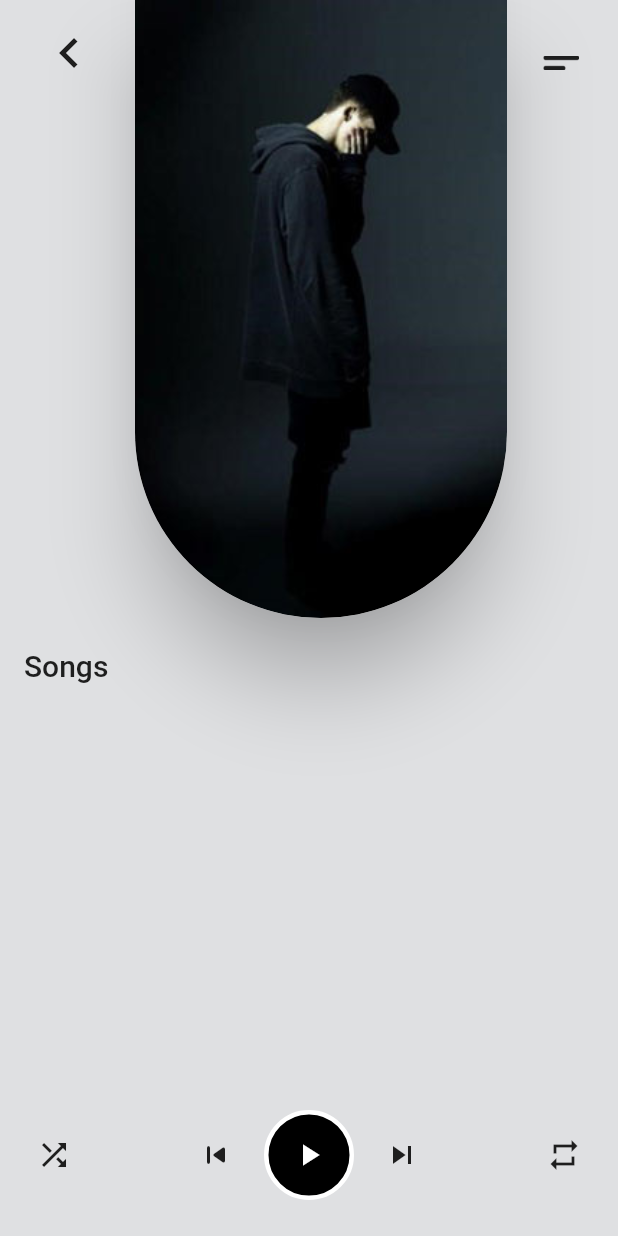
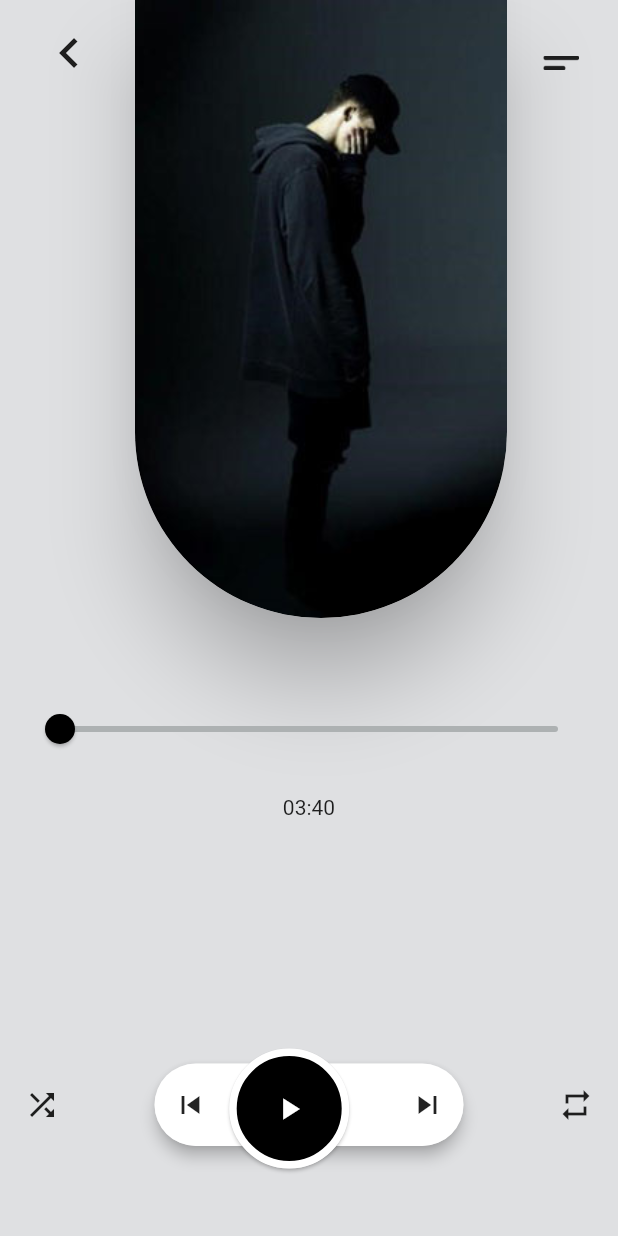
Before and after one commit to usmanabdulmajid/52wFlutterUI, a Flutter app: the screen it shows after launch, on a phone screen of 412 x 824 dp. Run offline on Flutter 3.47's test engine with Material 2 defaults, Android fonts, the phone set to English and light mode, and no system bars; our stand-ins replace bloc, equatable, flutter_bloc, on_audio_query.

Commit message:
add songPlayingScreen

```diff
--- a/simple_music_app/lib/main.dart
+++ b/simple_music_app/lib/main.dart
@@ -3,6 +3,7 @@ import 'package:flutter/services.dart';
 import 'package:flutter_bloc/flutter_bloc.dart';
 import 'package:on_audio_query/on_audio_query.dart';
 import 'package:simple_music_app/cubit/song_cubit.dart';
+import 'package:simple_music_app/presentation/screen/song_playing_screen.dart';
 import 'package:simple_music_app/repository/song_repo.dart';
 
 import 'presentation/screen/home_screen.dart';
@@ -33,7 +34,7 @@ class MyApp extends StatelessWidget {
         theme: ThemeData(
           primarySwatch: Colors.blue,
         ),
-        home: const HomeScreen(),
+        home: const SongPlayingScreen(),
         builder: (context, child) {
           return AnnotatedRegion(
             child: child!,
--- a/simple_music_app/lib/presentation/screen/home_screen.dart
+++ b/simple_music_app/lib/presentation/screen/home_screen.dart
@@ -123,7 +123,7 @@ class _HomeScreenState extends State<HomeScreen> {
               const Icon(Icons.shuffle),
               Row(
                 children: [
-                  const Icon(Icons.skip_previous_rounded),
+                  const Icon(Icons.skip_previous),
                   const SizedBox(width: 20),
                   GestureDetector(
                     onTap: () {
--- /dev/null
+++ b/simple_music_app/lib/presentation/screen/song_playing_screen.dart
@@ -0,0 +1,164 @@
+import 'package:flutter/material.dart';
+import 'package:simple_music_app/presentation/widgets/custom_song_slider.dart';
+import 'package:simple_music_app/utils/helper_extension.dart';
+
+class SongPlayingScreen extends StatefulWidget {
+  const SongPlayingScreen({Key? key}) : super(key: key);
+
+  @override
+  State<SongPlayingScreen> createState() => _SongPlayingScreenState();
+}
+
+class _SongPlayingScreenState extends State<SongPlayingScreen> {
+  bool _isPlaying = false;
+  double _sliderValue = 0.0;
+  @override
+  Widget build(BuildContext context) {
+    return SafeArea(
+      child: Scaffold(
+        backgroundColor: const Color(0XFFDFE0E2),
+        body: Container(
+          width: context.width,
+          height: context.height,
+          padding: const EdgeInsets.symmetric(horizontal: 16.0),
+          child: Column(
+            children: [
+              Row(
+                crossAxisAlignment: CrossAxisAlignment.start,
+                mainAxisAlignment: MainAxisAlignment.spaceBetween,
+                children: [
+                  const Padding(
+                    padding: EdgeInsets.only(left: 10.0, top: 15),
+                    child: Icon(
+                      Icons.chevron_left,
+                      size: 40,
+                    ),
+                  ),
+                  Expanded(
+                    child: Padding(
+                      padding: const EdgeInsets.symmetric(horizontal: 24),
+                      child: PhysicalModel(
+                        color: Colors.white,
+                        elevation: 24.0,
+                        borderRadius: const BorderRadius.only(
+                          bottomLeft: Radius.circular(200),
+                          bottomRight: Radius.circular(200),
+                        ),
+                        child: Container(
+                          width: context.width,
+                          height: context.height * .5,
+                          decoration: const BoxDecoration(
+                            color: Colors.white,
+                            borderRadius: BorderRadius.only(
+                              bottomLeft: Radius.circular(200),
+                              bottomRight: Radius.circular(200),
+                            ),
+                            image: DecorationImage(
+                                image: AssetImage('assets/images/NF.jpg'),
+                                fit: BoxFit.cover),
+                          ),
+                        ),
+                      ),
+                    ),
+                  ),
+                  const Padding(
+                    padding: EdgeInsets.only(right: 10.0, top: 30),
+                    child: ImageIcon(
+                      AssetImage('assets/images/menu .png'),
+                    ),
+                  ),
+                ],
+              ),
+              const SizedBox(height: 50),
+              //const CustomSongSlider(),
+              Slider(
+                activeColor: Colors.black,
+                inactiveColor: const Color(0XFFADB1B2),
+                value: _sliderValue,
+                onChanged: (value) {
+                  setState(() {
+                    _sliderValue = value;
+                  });
+                },
+                min: 0,
+                max: 100,
+              ),
+              const SizedBox(height: 20),
+              const Text('03:40'),
+              const Spacer(),
+              Row(
+                mainAxisAlignment: MainAxisAlignment.spaceBetween,
+                children: [
+                  const Icon(Icons.shuffle),
+                  Stack(
+                    clipBehavior: Clip.none,
+                    children: [
+                      PhysicalModel(
+                        color: const Color(0XFFDFE0E2),
+                        borderRadius: BorderRadius.circular(40),
+                        elevation: 4.0,
+                        child: Container(
+                          height: 55,
+                          padding: const EdgeInsets.all(12),
+                          width: context.width * .5,
+                          decoration: BoxDecoration(
+                              color: Colors.white,
+                              borderRadius: BorderRadius.circular(40)),
+                          child: Row(
+                            mainAxisAlignment: MainAxisAlignment.spaceBetween,
+                            children: const [
+                              Icon(Icons.skip_previous),
+                              Icon(Icons.skip_next)
+                            ],
+                          ),
+                        ),
+                      ),
+                      Positioned(
+                        right: (context.width * .10) + 35,
+                        top: -10,
+                        child: GestureDetector(
+                          onTap: () {
+                            setState(() {
+                              _isPlaying = !_isPlaying;
+                            });
+                          },
+                          child: PhysicalModel(
+                            color: const Color(0XFFDFE0E2),
+                            elevation: 1.0,
+                            shape: BoxShape.circle,
+                            child: Container(
+                              height: 80,
+                              width: 80,
+                              decoration: BoxDecoration(
+                                shape: BoxShape.circle,
+                                color: Colors.black,
+                                border:
+                                    Border.all(color: Colors.white, width: 5.0),
+                              ),
+                              alignment: Alignment.center,
+                              child: _isPlaying
+                                  ? const Icon(
+                                      Icons.pause,
+                                      color: Colors.white,
+                                    )
+                                  : const Icon(
+                                      Icons.play_arrow,
+                                      color: Colors.white,
+                                    ),
+                            ),
+                          ),
+                        ),
+                      ),
+                    ],
+                  ),
+                  const Icon(Icons.repeat),
+                ],
+              ),
+              const SizedBox(height: 60),
+            ],
+          ),
+        ),
+      ),
+    );
+  }
+}
--- /dev/null
+++ b/simple_music_app/lib/presentation/widgets/custom_song_slider.dart
@@ -0,0 +1,18 @@
+import 'package:flutter/material.dart';
+import 'package:simple_music_app/presentation/widgets/paint_slider.dart';
+import 'package:simple_music_app/utils/helper_extension.dart';
+
+class CustomSongSlider extends StatelessWidget {
+  const CustomSongSlider({Key? key}) : super(key: key);
+
+  @override
+  Widget build(BuildContext context) {
+    return Container(
+      width: context.width,
+      height: 10,
+      child: CustomPaint(
+        painter: PaintSlider(),
+      ),
+    );
+  }
+}
--- /dev/null
+++ b/simple_music_app/lib/presentation/widgets/paint_slider.dart
@@ -0,0 +1,32 @@
+import 'package:flutter/material.dart';
+
+class PaintSlider extends CustomPainter {
+  @override
+  void paint(Canvas canvas, Size size) {
+    final greyPaint = Paint()
+      ..color = const Color(0XFFADB1B2)
+      ..strokeCap = StrokeCap.round
+      ..style = PaintingStyle.stroke
+      ..strokeWidth = 5.0;
+    final blackPaint = Paint()
+      ..color = Colors.black
+      ..strokeCap = StrokeCap.round
+      ..style = PaintingStyle.stroke
+      ..strokeWidth = 5.0;
+    final slider = Path();
+    slider.moveTo(size.width * 0.1, 0);
+    slider.arcToPoint(Offset(size.width * 0.9, 0),
+        radius: const Radius.circular(200), clockwise: false);
+    canvas.drawPath(slider, greyPaint);
+    final stackSlider = Path();
+    stackSlider.moveTo(size.width * 0.1, 0);
+    stackSlider.arcToPoint(Offset(size.width * 0.9, 0),
+        radius: const Radius.circular(200), clockwise: false);
+    canvas.drawPath(stackSlider, blackPaint);
+  }
+
+  @override
+  bool shouldRepaint(covariant CustomPainter oldDelegate) {
+    return false;
+  }
+}
```
